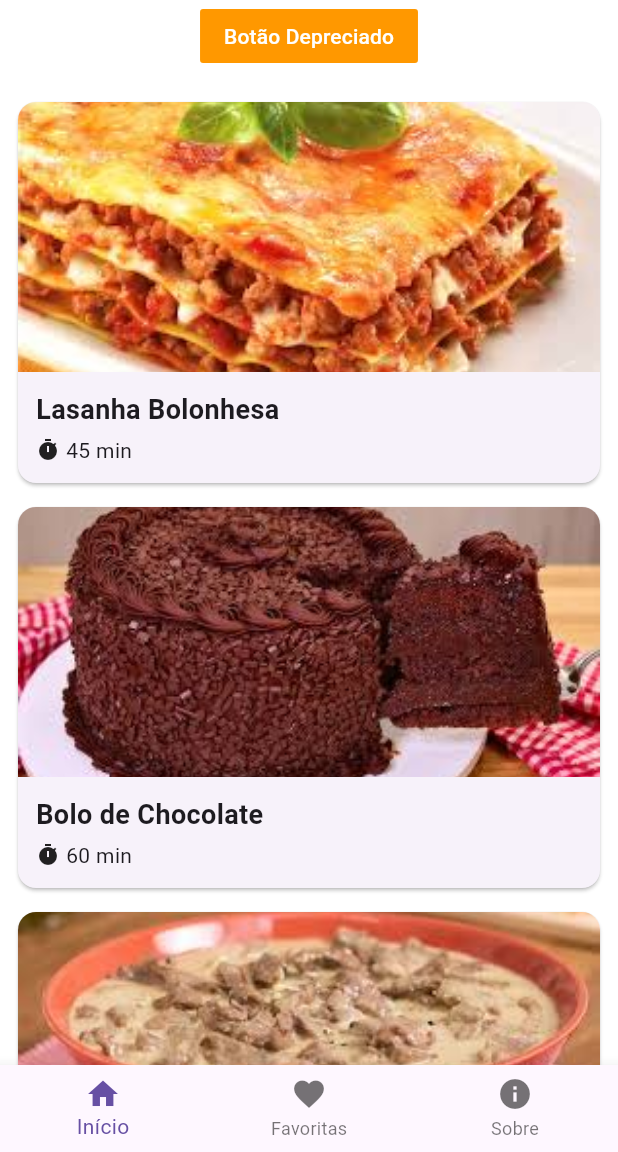
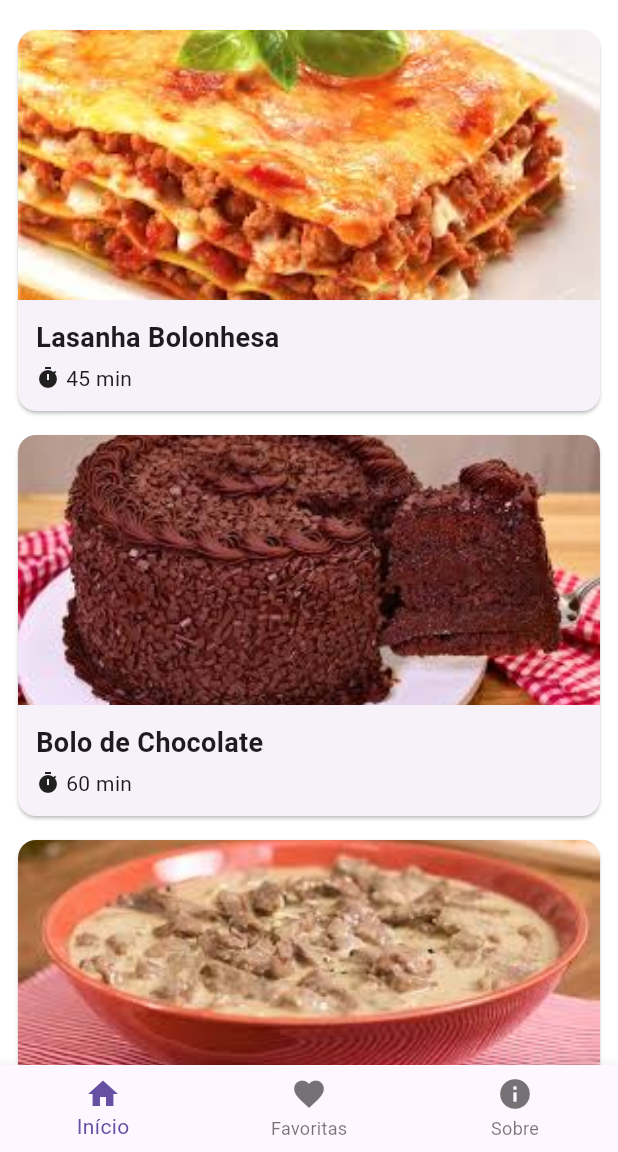
Before and after one commit to WilsonMANeto/Qualidade_de_Software, a Flutter app: the screen it shows after launch, on a phone screen of 412 x 824 dp, the part 84-1236 px from its top. Run offline on Flutter 3.47's test engine with Material 3 defaults, Android fonts, the phone set to English and light mode, and no system bars; our stand-ins replace shared_preferences.

Commit message:
chore: Retirando código deprecado do projeto.

```diff
--- a/AppReceitas/lib/screens/home_screen.dart
+++ b/AppReceitas/lib/screens/home_screen.dart
@@ -1,6 +1,6 @@
 // Arquivo: lib/screens/home_screen.dart
 
-/*import 'package:flutter/material.dart';
+import 'package:flutter/material.dart';
 
 import '../models/receita.dart';
 import '../widgets/receita_card.dart';
@@ -99,123 +99,3 @@ class _HomeScreenState extends State<HomeScreen> {
     );
   }
 }
-*/
-
-// Arquivo: lib/screens/home_screen.dart
-
-import 'package:flutter/material.dart';
-
-import '../models/receita.dart';
-import '../widgets/receita_card.dart';
-import 'favoritos_screen.dart';
-import 'sobre_screen.dart';
-
-class HomeScreen extends StatefulWidget {
-  const HomeScreen({super.key});
-
-  @override
-  State<HomeScreen> createState() => _HomeScreenState();
-}
-
-class _HomeScreenState extends State<HomeScreen> {
-  // 1. Variável de ESTADO para controlar qual aba está ativa.
-  int _selectedIndex = 0;
-
-  // Sua lista de receitas original.
-  final List<Receita> receitas = [
-    Receita(
-      nome: 'Lasanha Bolonhesa',
-      imagem: 'assets/lasanha.jpg',
-      tempoPreparo: '45 min',
-      descricao:
-          'Uma lasanha deliciosa com carne moída, molho vermelho e queijo.',
-    ),
-    Receita(
-      nome: 'Bolo de Chocolate',
-      imagem: 'assets/bolo.jpg',
-      tempoPreparo: '60 min',
-      descricao: 'Bolo fofo e molhadinho com cobertura de brigadeiro.',
-    ),
-    Receita(
-      nome: 'Filé de Frango Grelhado',
-      imagem: 'assets/file.jpg',
-      tempoPreparo: '30 min',
-      descricao: 'Filé de frango temperado e grelhado, simples e saudável.',
-    )
-  ];
-
-  // Lista de Widgets (telas) que serão exibidas.
-  late final List<Widget> _telas;
-
-  @override
-  void initState() {
-    super.initState();
-    _telas = [
-      // Tela 0: A sua lista de receitas principal.
-      _buildReceitasListView(),
-
-      // Tela 1: A tela de favoritos.
-      FavoritosScreen(todasAsReceitas: receitas),
-
-      // Tela 2: A tela "Sobre".
-      SobreScreen(),
-    ];
-  }
-
-  // Widget separado para a lista, para manter o código organizado.
-  Widget _buildReceitasListView() {
-    return Column(
-      children: [
-        // 🚨 Código propositalmente DEPRECIADO (para testar o pipeline)
-        FlatButton(
-          onPressed: () {
-            print('Botão FlatButton clicado!');
-          },
-          color: Colors.orange,
-          child: const Text(
-            'Botão Depreciado',
-            style: TextStyle(color: Colors.white),
-          ),
-        ),
-
-        // Lista de receitas
-        Expanded(
-          child: ListView.builder(
-            padding: const EdgeInsets.all(12),
-            itemCount: receitas.length,
-            itemBuilder: (context, index) =>
-                ReceitaCard(receita: receitas[index]),
-          ),
-        ),
-      ],
-    );
-  }
-
-  // 2. Função que atualiza o estado quando uma aba é tocada.
-  void _onItemTapped(int index) {
-    setState(() {
-      _selectedIndex = index;
-    });
-  }
-
-  @override
-  Widget build(BuildContext context) {
-    return Scaffold(
-      appBar: AppBar(
-        title: const Text('Minhas Receitas'),
-        centerTitle: true,
-      ),
-      body: _telas[_selectedIndex],
-      bottomNavigationBar: BottomNavigationBar(
-        currentIndex: _selectedIndex,
-        onTap: _onItemTapped,
-        items: const [
-          BottomNavigationBarItem(icon: Icon(Icons.home), label: 'Início'),
-          BottomNavigationBarItem(
-              icon: Icon(Icons.favorite), label: 'Favoritas'),
-          BottomNavigationBarItem(icon: Icon(Icons.info), label: 'Sobre'),
-        ],
-      ),
-    );
-  }
-}
```
